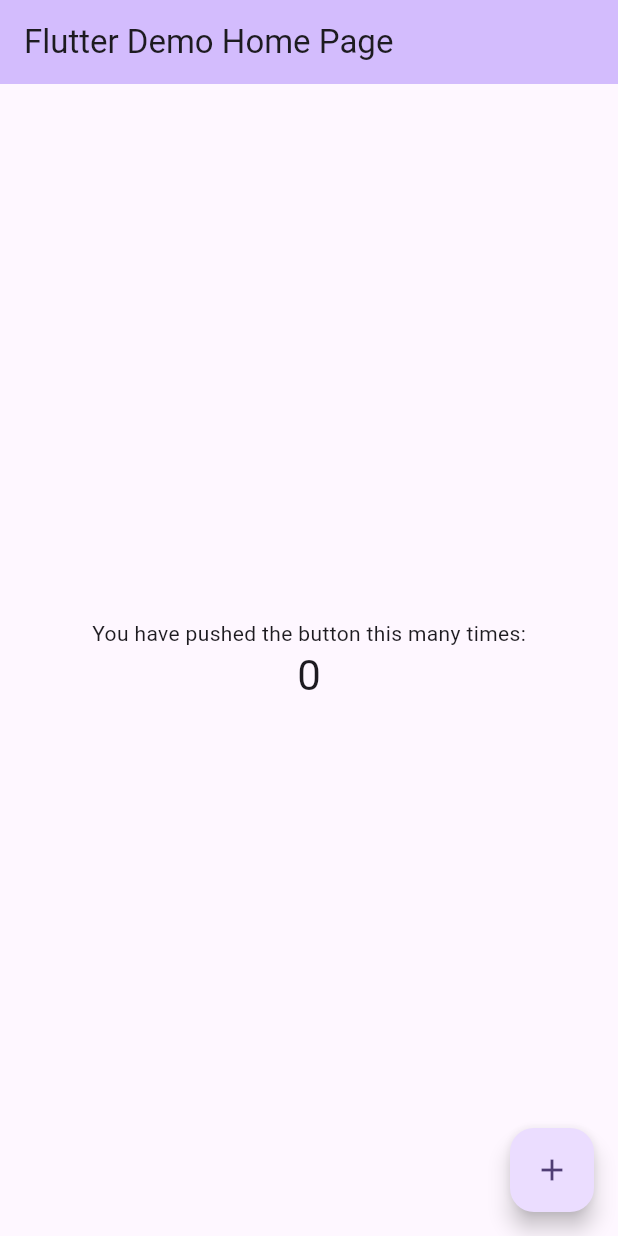
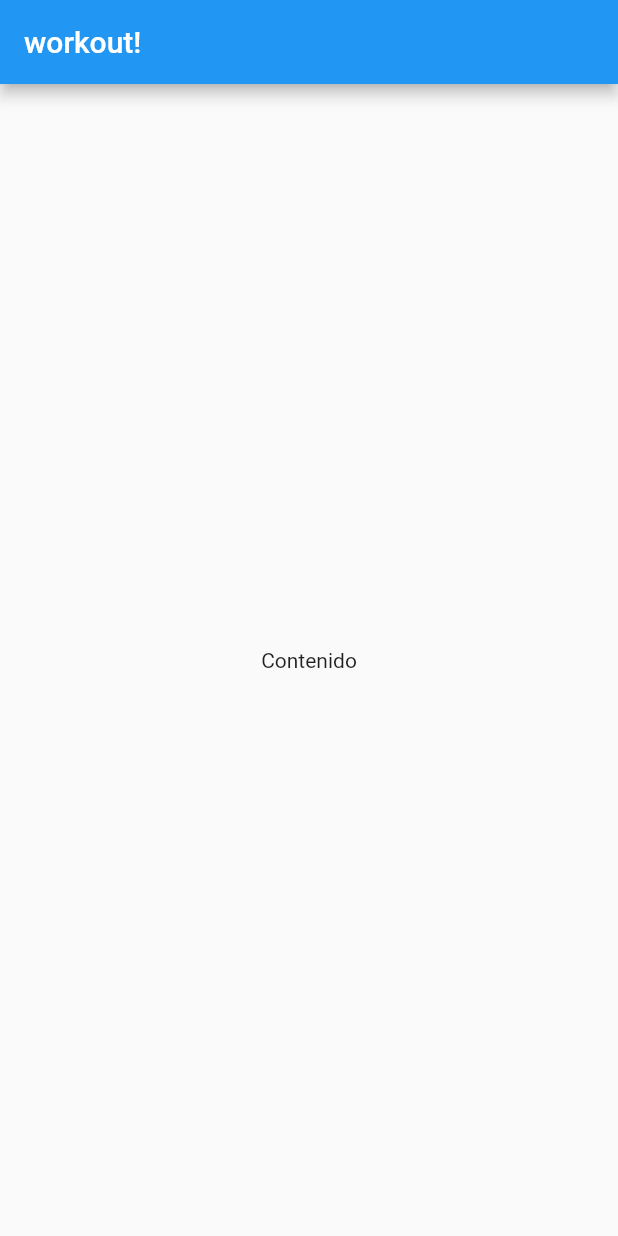
Before and after one commit to danielrobl3s/ojabioapp1, a Flutter app: the screen it shows after launch, on a phone screen of 412 x 824 dp. Run offline on Flutter 3.47's test engine with Material 2 defaults, Android fonts, the phone set to English and light mode, and no system bars.

Commit message:
estructura basica de una app: appbar y body con scaffold widget

```diff
--- a/lib/main.dart
+++ b/lib/main.dart
@@ -1,125 +1,36 @@
 import 'package:flutter/material.dart';
 
-void main() {
-  runApp(const MyApp());
-}
+void main() => runApp(Miapp());
 
-class MyApp extends StatelessWidget {
-  const MyApp({super.key});
+class Miapp extends StatelessWidget {
+  const Miapp({Key? key}) : super(key: key);
 
-  // This widget is the root of your application.
   @override
   Widget build(BuildContext context) {
-    return MaterialApp(
-      title: 'Flutter Demo',
-      theme: ThemeData(
-        // This is the theme of your application.
-        //
-        // TRY THIS: Try running your application with "flutter run". You'll see
-        // the application has a blue toolbar. Then, without quitting the app,
-        // try changing the seedColor in the colorScheme below to Colors.green
-        // and then invoke "hot reload" (save your changes or press the "hot
-        // reload" button in a Flutter-supported IDE, or press "r" if you used
-        // the command line to start the app).
-        //
-        // Notice that the counter didn't reset back to zero; the application
-        // state is not lost during the reload. To reset the state, use hot
-        // restart instead.
-        //
-        // This works for code too, not just values: Most code changes can be
-        // tested with just a hot reload.
-        colorScheme: ColorScheme.fromSeed(seedColor: Colors.deepPurple),
-        useMaterial3: true,
-      ),
-      home: const MyHomePage(title: 'Flutter Demo Home Page'),
+    return const MaterialApp(
+      title: "workout",
+      home: Inicio(),
     );
   }
 }
 
-class MyHomePage extends StatefulWidget {
-  const MyHomePage({super.key, required this.title});
-
-  // This widget is the home page of your application. It is stateful, meaning
-  // that it has a State object (defined below) that contains fields that affect
-  // how it looks.
-
-  // This class is the configuration for the state. It holds the values (in this
-  // case the title) provided by the parent (in this case the App widget) and
-  // used by the build method of the State. Fields in a Widget subclass are
-  // always marked "final".
-
-  final String title;
+class Inicio extends StatefulWidget {
+  const Inicio({super.key});
 
   @override
-  State<MyHomePage> createState() => _MyHomePageState();
+  State<Inicio> createState() => _InicioState();
 }
 
-class _MyHomePageState extends State<MyHomePage> {
-  int _counter = 0;
-
-  void _incrementCounter() {
-    setState(() {
-      // This call to setState tells the Flutter framework that something has
-      // changed in this State, which causes it to rerun the build method below
-      // so that the display can reflect the updated values. If we changed
-      // _counter without calling setState(), then the build method would not be
-      // called again, and so nothing would appear to happen.
-      _counter++;
-    });
-  }
-
+class _InicioState extends State<Inicio> {
   @override
   Widget build(BuildContext context) {
-    // This method is rerun every time setState is called, for instance as done
-    // by the _incrementCounter method above.
-    //
-    // The Flutter framework has been optimized to make rerunning build methods
-    // fast, so that you can just rebuild anything that needs updating rather
-    // than having to individually change instances of widgets.
     return Scaffold(
       appBar: AppBar(
-        // TRY THIS: Try changing the color here to a specific color (to
-        // Colors.amber, perhaps?) and trigger a hot reload to see the AppBar
-        // change color while the other colors stay the same.
-        backgroundColor: Theme.of(context).colorScheme.inversePrimary,
-        // Here we take the value from the MyHomePage object that was created by
-        // the App.build method, and use it to set our appbar title.
-        title: Text(widget.title),
+        title: const Text("workout!"),
       ),
-      body: Center(
-        // Center is a layout widget. It takes a single child and positions it
-        // in the middle of the parent.
-        child: Column(
-          // Column is also a layout widget. It takes a list of children and
-          // arranges them vertically. By default, it sizes itself to fit its
-          // children horizontally, and tries to be as tall as its parent.
-          //
-          // Column has various properties to control how it sizes itself and
-          // how it positions its children. Here we use mainAxisAlignment to
-          // center the children vertically; the main axis here is the vertical
-          // axis because Columns are vertical (the cross axis would be
-          // horizontal).
-          //
-          // TRY THIS: Invoke "debug painting" (choose the "Toggle Debug Paint"
-          // action in the IDE, or press "p" in the console), to see the
-          // wireframe for each widget.
-          mainAxisAlignment: MainAxisAlignment.center,
-          children: <Widget>[
-            const Text(
-              'You have pushed the button this many times:',
-            ),
-            Text(
-              '$_counter',
-              style: Theme.of(context).textTheme.headlineMedium,
-            ),
-          ],
-        ),
+      body: const Center(
+        child: Text("Contenido"),
       ),
-      floatingActionButton: FloatingActionButton(
-        onPressed: _incrementCounter,
-        tooltip: 'Increment',
-        child: const Icon(Icons.add),
-      ), // This trailing comma makes auto-formatting nicer for build methods.
     );
   }
 }
```
Also changed, not shown: 1 other file.
